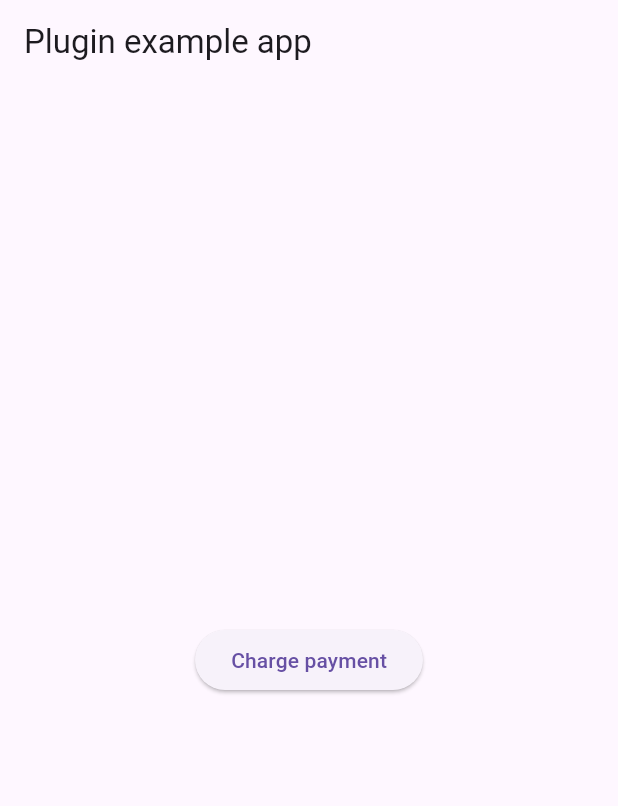
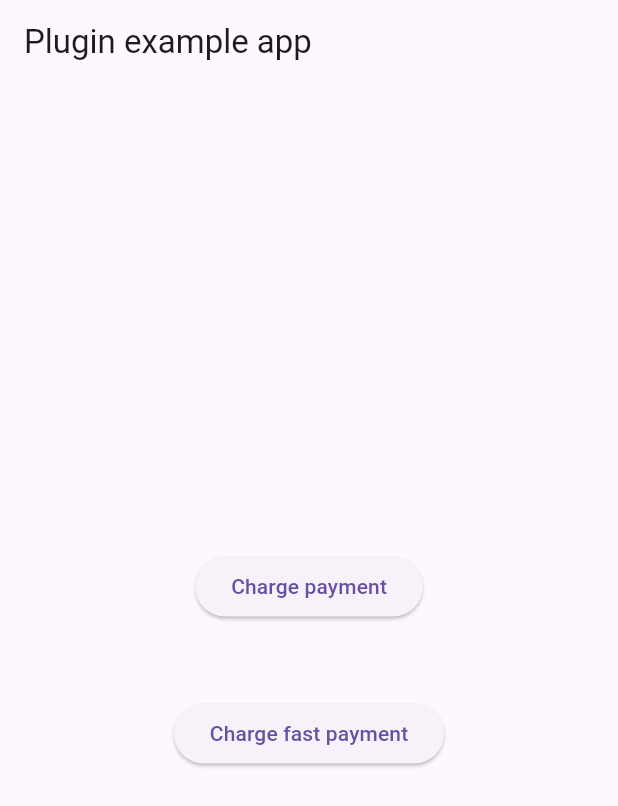
Before and after one commit to binhhoit/Datatrans_plugin, a Flutter app: the screen it shows after launch, on a phone screen of 412 x 824 dp. Shown: the top 806 px of the screen. Run offline on Flutter 3.47's test engine with Material 3 defaults, Android fonts, the light colour scheme and no system bars; our stand-ins replace plugin_platform_interface; generated files the repository leaves out were written again.

Commit message:
Add button fast payment

```diff
--- a/example/lib/main.dart
+++ b/example/lib/main.dart
@@ -35,7 +35,9 @@ class _MyAppState extends State<MyApp> {
 class Home extends StatelessWidget {
   final DatatransPluginFlutter _datatransFlutterPlugin;
 
-  const Home(DatatransPluginFlutter datatransFlutterPlugin, {super.key}) : _datatransFlutterPlugin = datatransFlutterPlugin;
+  SavedPaymentParams? _savedPaymentParams;
+
+  Home(DatatransPluginFlutter datatransFlutterPlugin, {super.key}) : _datatransFlutterPlugin = datatransFlutterPlugin;
 
   @override
   Widget build(BuildContext context) {
@@ -44,7 +46,10 @@ class Home extends StatelessWidget {
           title: const Text('Plugin example app'),
         ),
         body: Center(
-          child: ElevatedButton(
+          child: Column(
+            mainAxisAlignment: MainAxisAlignment.center,
+            children: [
+              ElevatedButton(
                 child: const Text('Charge payment'),
                 onPressed: () async {
                   var params = PaymentParams(
@@ -62,6 +67,29 @@ class Home extends StatelessWidget {
                     _showMyDialog(context, success?.success ?? false);
                   }
                 },
+              ),
+              const SizedBox(height: 50,),
+              ElevatedButton(
+                child: const Text('Charge fast payment'),
+                onPressed: () async {
+                  var params = PaymentParams(
+                    amount: 10000,
+                    currency: "USD",
+                    paymentMethods: _savedPaymentParams != null ? [_savedPaymentParams!.paymentMethod] : []);
+
+                  if (_savedPaymentParams != null) {
+                    var saveParams = SavedPaymentParams(
+                      alias: _savedPaymentParams!.alias,
+                      paymentMethod: _savedPaymentParams!.paymentMethod
+                    );
+                    var success = await _datatransFlutterPlugin.fastPayment(params: params, saveParams: saveParams);
+                    if (success?.success ?? false) {
+                      _showMyDialog(context, success?.success ?? false);
+                    }
+                  }
+                },
+              ),
+            ],
           ),
         ),
       );
--- a/lib/src/model/saved_payment_params.dart
+++ b/lib/src/model/saved_payment_params.dart
@@ -5,10 +5,12 @@ part 'saved_payment_params.g.dart';
 
 class SavedPaymentParams {
   final SavedPaymentInfo _paymentInfo;
+  final String alias;
+  final PaymentMethodType paymentMethod;
 
   SavedPaymentParams(
-      {required String alias,
-       required PaymentMethodType paymentMethod}) :
+      {required this.alias,
+       required this.paymentMethod}) :
         _paymentInfo = SavedPaymentInfo(
           alias: alias,
           paymentMethod: paymentMethod.rawValue,
```
Lines whose indentation alone changed are shown as unchanged.
